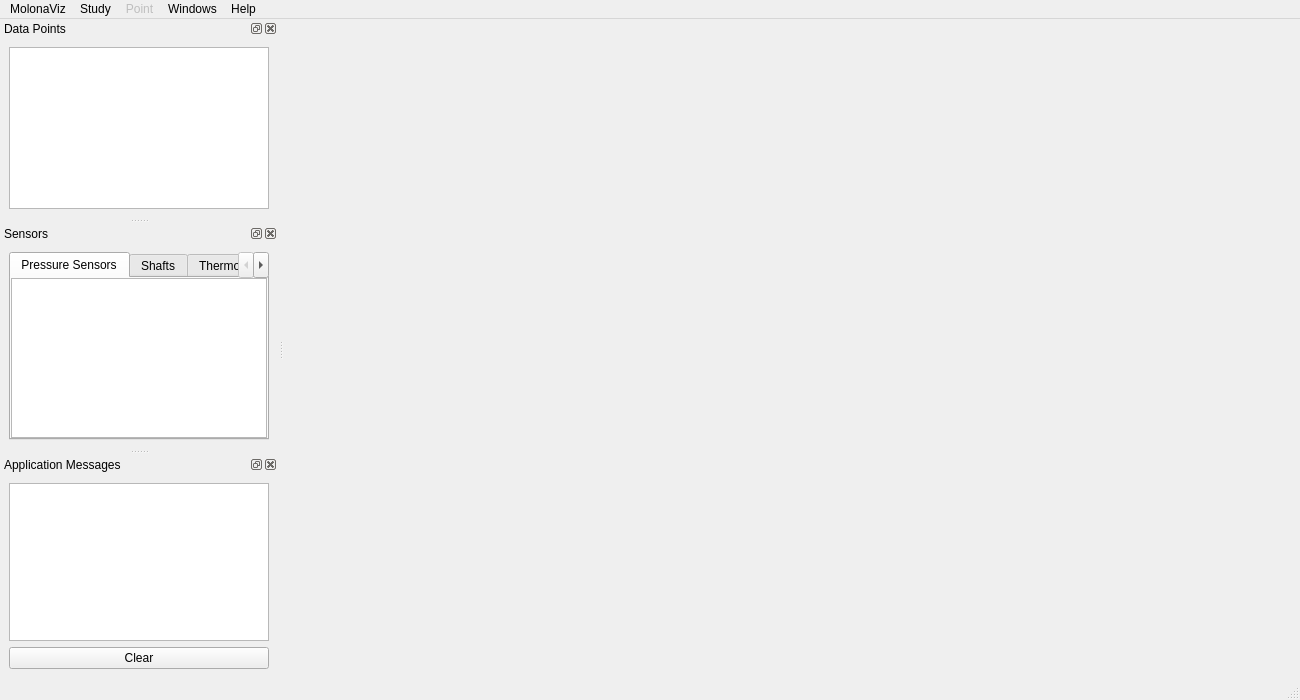
The window that molonaviz/mainwindow.ui (SandraClodion/projet_molonaviz) describes before a commit, drawn with Qt 5.
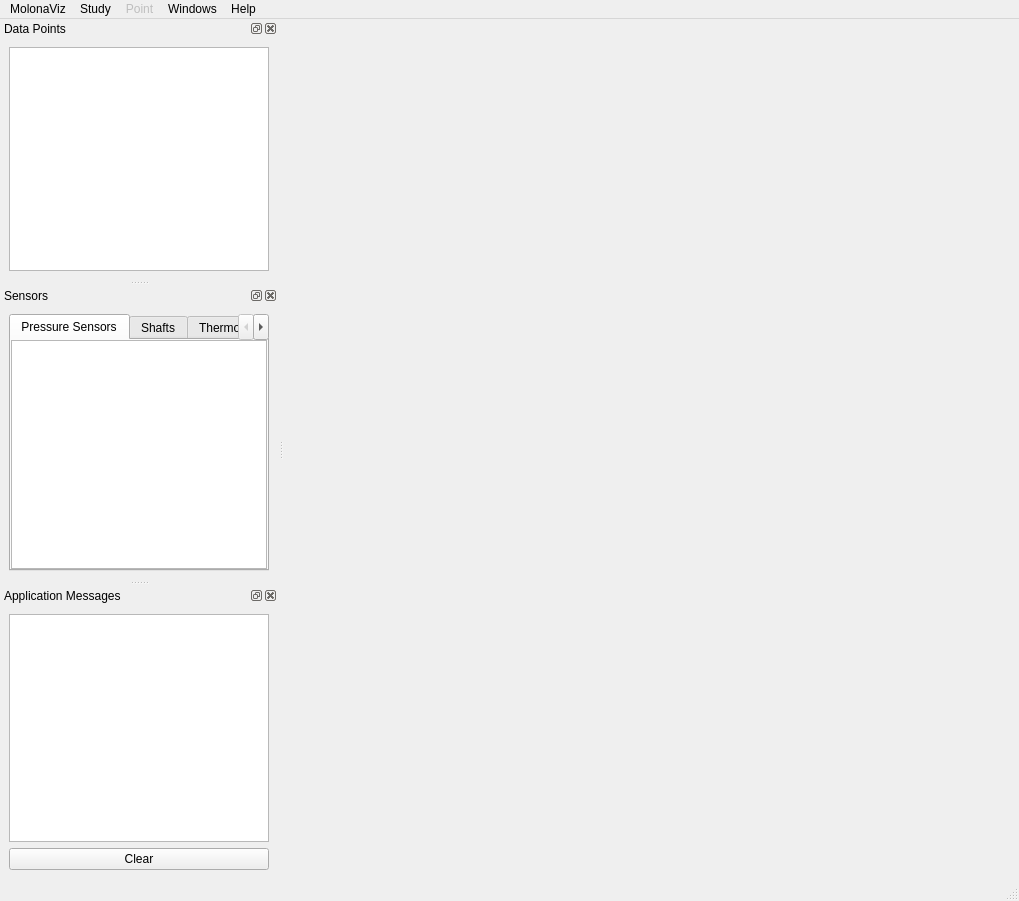
The same window after the commit.

Diff of the .ui file:
```diff
--- a/molonaviz/mainwindow.ui
+++ b/molonaviz/mainwindow.ui
@@ -6,8 +6,8 @@
    <rect>
     <x>0</x>
     <y>0</y>
-    <width>1300</width>
-    <height>700</height>
+    <width>1019</width>
+    <height>901</height>
    </rect>
   </property>
   <property name="windowTitle">
@@ -19,7 +19,7 @@
     <rect>
      <x>0</x>
      <y>0</y>
-     <width>1300</width>
+     <width>1019</width>
      <height>22</height>
     </rect>
    </property>
```
Left out of the diff: 39 changed lines with no effect on the pictures.
